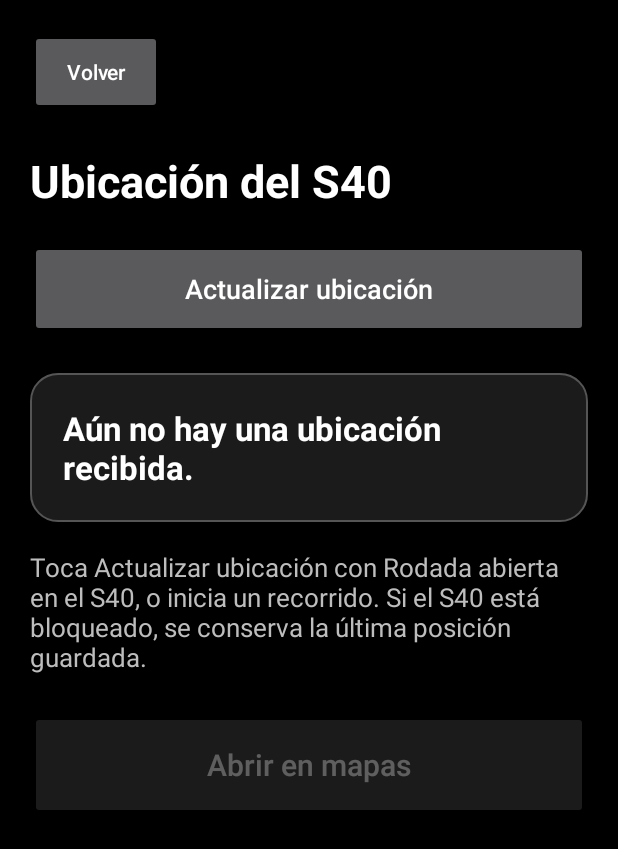
After one commit to KYNOVA-asd/Rodada-pedal, an Android app: the UbicacionActivity screen opened directly, with no data from a screen before it, on a phone screen of 412 x 824 dp. The commit adds this screen. Shown: the top 849 px of the screen. Run offline under Robolectric (Android 15) with nearby library versions, the phone set to English and light mode, and no system bars.

Commit message:
Mostrar ubicación del S40 en el Motorola

```diff
--- a/enlace/src/main/AndroidManifest.xml
+++ b/enlace/src/main/AndroidManifest.xml
@@ -39,6 +39,10 @@
             android:name=".AppsActivity"
             android:exported="false"
             android:label="@string/apps_title" />
+        <activity
+            android:name=".UbicacionActivity"
+            android:exported="false"
+            android:label="@string/location_title" />
         <service
             android:name=".AvisosService"
             android:exported="true"
--- a/enlace/src/main/java/com/rodada/companion/MainActivity.kt
+++ b/enlace/src/main/java/com/rodada/companion/MainActivity.kt
@@ -63,6 +63,9 @@ class MainActivity : Activity() {
         findViewById<Button>(R.id.find_s40).setOnClickListener {
             val enviado = EnlaceService.actual?.buscarS40() ?: false
             Toast.makeText(this, if (enviado) R.string.find_sent else R.string.find_no_link, Toast.LENGTH_SHORT).show()
+        }
+        findViewById<Button>(R.id.show_s40_location).setOnClickListener {
+            startActivity(Intent(this, UbicacionActivity::class.java))
         }
         findViewById<Button>(R.id.choose_apps).setOnClickListener {
             startActivity(Intent(this, AppsActivity::class.java))
--- /dev/null
+++ b/enlace/src/main/java/com/rodada/companion/UbicacionActivity.kt
@@ -0,0 +1,112 @@
+package com.rodada.companion
+
+import android.app.Activity
+import android.content.ActivityNotFoundException
+import android.content.Intent
+import android.net.Uri
+import android.os.Bundle
+import android.os.Handler
+import android.os.Looper
+import android.os.SystemClock
+import android.view.View
+import android.widget.Button
+import android.widget.TextView
+import android.widget.Toast
+import java.text.SimpleDateFormat
+import java.util.Date
+import java.util.Locale
+
+/** Muestra la última posición que el S40 entregó al Motorola por Bluetooth. */
+class UbicacionActivity : Activity() {
+    private val handler = Handler(Looper.getMainLooper())
+    private val refrescar = object : Runnable {
+        override fun run() {
+            mostrarPunto()
+            handler.postDelayed(this, 3_000L)
+        }
+    }
+    private var punto: UbicacionGuardada.Punto? = null
+    private var solicitudMs = 0L
+    private var horaAnteriorMs = 0L
+    private var sinSenal = false
+
+    override fun onCreate(savedInstanceState: Bundle?) {
+        super.onCreate(savedInstanceState)
+        setContentView(R.layout.activity_ubicacion)
+        findViewById<Button>(R.id.location_back).setOnClickListener { finish() }
+        findViewById<Button>(R.id.location_open_map).setOnClickListener { abrirMapa() }
+        findViewById<Button>(R.id.location_refresh).setOnClickListener { solicitar() }
+    }
+
+    override fun onResume() {
+        super.onResume()
+        refrescar.run()
+    }
+
+    override fun onPause() {
+        handler.removeCallbacks(refrescar)
+        super.onPause()
+    }
+
+    private fun mostrarPunto() {
+        punto = UbicacionGuardada.leer(this)
+        val actual = punto
+        if (solicitudMs != 0L && actual != null && actual.horaMs > horaAnteriorMs) {
+            solicitudMs = 0L
+            sinSenal = false
+        } else if (solicitudMs != 0L && SystemClock.elapsedRealtime() - solicitudMs > 35_000L) {
+            solicitudMs = 0L
+            sinSenal = true
+        }
+        val reciente = actual != null && EnlaceEstado.estado is EnlaceEstado.Estado.Conectado &&
+            System.currentTimeMillis() - actual.horaMs in 0..30_000L
+        findViewById<TextView>(R.id.location_status).setText(when {
+            solicitudMs != 0L -> R.string.location_searching
+            sinSenal -> R.string.location_timeout
+            actual == null -> R.string.location_empty
+            reciente -> R.string.location_live
+            else -> R.string.location_saved
+        })
+        findViewById<TextView>(R.id.location_coordinates).apply {
+            visibility = if (actual == null) View.GONE else View.VISIBLE
+            if (actual != null) text = getString(R.string.location_coordinates, actual.latitud, actual.longitud)
+        }
+        findViewById<TextView>(R.id.location_time).apply {
+            visibility = if (actual == null) View.GONE else View.VISIBLE
+            if (actual != null) {
+                val fecha = SimpleDateFormat("dd MMM yyyy · HH:mm", Locale("es", "MX"))
+                    .format(Date(actual.horaMs))
+                text = getString(R.string.location_time, fecha)
+            }
+        }
+        findViewById<TextView>(R.id.location_accuracy).apply {
+            visibility = if (actual == null) View.GONE else View.VISIBLE
+            if (actual != null) text = getString(R.string.location_accuracy, actual.precisionMetros.toInt())
+        }
+        findViewById<TextView>(R.id.location_hint).visibility = if (actual == null) View.VISIBLE else View.GONE
+        findViewById<Button>(R.id.location_open_map).isEnabled = actual != null
+        findViewById<Button>(R.id.location_refresh).isEnabled = solicitudMs == 0L
+    }
+
+    private fun solicitar() {
+        if (EnlaceService.actual?.solicitarUbicacion() != true) {
+            Toast.makeText(this, R.string.location_no_link, Toast.LENGTH_SHORT).show()
+            return
+        }
+        horaAnteriorMs = punto?.horaMs ?: 0L
+        sinSenal = false
+        solicitudMs = SystemClock.elapsedRealtime()
+        mostrarPunto()
+    }
+
+    private fun abrirMapa() {
+        val actual = punto ?: return
+        val coordenadas = "${actual.latitud},${actual.longitud}"
+        val uri = Uri.parse("geo:0,0?q=${Uri.encode("$coordenadas(S40)")}")
+        try {
+            startActivity(Intent(Intent.ACTION_VIEW, uri))
+        } catch (_: ActivityNotFoundException) {
+            Toast.makeText(this, R.string.location_no_map, Toast.LENGTH_SHORT).show()
+        }
+    }
+}
--- /dev/null
+++ b/enlace/src/main/res/drawable/location_card.xml
@@ -0,0 +1,6 @@
+<?xml version="1.0" encoding="utf-8"?>
+<shape xmlns:android="http://schemas.android.com/apk/res/android">
+    <solid android:color="#1B1B1B" />
+    <stroke android:width="1dp" android:color="#555555" />
+    <corners android:radius="18dp" />
+</shape>
--- a/enlace/src/main/res/layout/activity_main.xml
+++ b/enlace/src/main/res/layout/activity_main.xml
@@ -54,6 +54,15 @@
         android:textAllCaps="false"
         android:textSize="18sp" />
 
+    <Button
+        android:id="@+id/show_s40_location"
+        android:layout_width="match_parent"
+        android:layout_height="64dp"
+        android:layout_marginTop="12dp"
+        android:text="@string/show_s40_location"
+        android:textAllCaps="false"
+        android:textSize="18sp" />
+
     <TextView
         android:id="@+id/listener_state"
         android:layout_width="match_parent"
--- /dev/null
+++ b/enlace/src/main/res/layout/activity_ubicacion.xml
@@ -0,0 +1,99 @@
+<?xml version="1.0" encoding="utf-8"?>
+<ScrollView xmlns:android="http://schemas.android.com/apk/res/android"
+    android:layout_width="match_parent"
+    android:layout_height="match_parent"
+    android:background="#000000"
+    android:fillViewport="true">
+
+    <LinearLayout
+        android:layout_width="match_parent"
+        android:layout_height="wrap_content"
+        android:orientation="vertical"
+        android:padding="20dp">
+
+        <Button
+            android:id="@+id/location_back"
+            android:layout_width="wrap_content"
+            android:layout_height="56dp"
+            android:text="@string/location_back"
+            android:textAllCaps="false" />
+
+        <TextView
+            android:layout_width="match_parent"
+            android:layout_height="wrap_content"
+            android:layout_marginTop="24dp"
+            android:text="@string/location_title"
+            android:textColor="#FFFFFF"
+            android:textSize="30sp"
+            android:textStyle="bold" />
+
+        <Button
+            android:id="@+id/location_refresh"
+            android:layout_width="match_parent"
+            android:layout_height="64dp"
+            android:layout_marginTop="20dp"
+            android:text="@string/location_refresh"
+            android:textAllCaps="false"
+            android:textSize="18sp" />
+
+        <LinearLayout
+            android:layout_width="match_parent"
+            android:layout_height="wrap_content"
+            android:layout_marginTop="24dp"
+            android:background="@drawable/location_card"
+            android:orientation="vertical"
+            android:padding="22dp">
+
+            <TextView
+                android:id="@+id/location_status"
+                android:layout_width="match_parent"
+                android:layout_height="wrap_content"
+                android:textColor="#FFFFFF"
+                android:textSize="22sp"
+                android:textStyle="bold" />
+
+            <TextView
+                android:id="@+id/location_coordinates"
+                android:layout_width="match_parent"
+                android:layout_height="wrap_content"
+                android:layout_marginTop="18dp"
+                android:textColor="#FFFFFF"
+                android:textIsSelectable="true"
+                android:textSize="26sp" />
+
+            <TextView
+                android:id="@+id/location_time"
+                android:layout_width="match_parent"
+                android:layout_height="wrap_content"
+                android:layout_marginTop="18dp"
+                android:textColor="#CFCFCF"
+                android:textSize="18sp" />
+
+            <TextView
+                android:id="@+id/location_accuracy"
+                android:layout_width="match_parent"
+                android:layout_height="wrap_content"
+                android:layout_marginTop="8dp"
+                android:textColor="#CFCFCF"
+                android:textSize="18sp" />
+        </LinearLayout>
+
+        <TextView
+            android:id="@+id/location_hint"
+            android:layout_width="match_parent"
+            android:layout_height="wrap_content"
+            android:layout_marginTop="18dp"
+            android:text="@string/location_empty_hint"
+            android:textColor="#BDBDBD"
+            android:textSize="17sp" />
+
+        <Button
+            android:id="@+id/location_open_map"
+            android:layout_width="match_parent"
+            android:layout_height="72dp"
+            android:layout_marginTop="24dp"
+            android:text="@string/location_open_map"
+            android:textAllCaps="false"
+            android:textSize="20sp" />
+    </LinearLayout>
+</ScrollView>
--- a/enlace/src/main/res/values/strings.xml
+++ b/enlace/src/main/res/values/strings.xml
@@ -29,6 +29,22 @@
     <string name="read_title">Leer en voz alta el título</string>
     <string name="voice_notification">%1$s: %2$s</string>
     <string name="find_s40">Buscar S40 (que suene)</string>
+    <string name="show_s40_location">Ver ubicación del S40</string>
+    <string name="location_title">Ubicación del S40</string>
+    <string name="location_empty">Aún no hay una ubicación recibida.</string>
+    <string name="location_empty_hint">Toca Actualizar ubicación con Rodada abierta en el S40, o inicia un recorrido. Si el S40 está bloqueado, se conserva la última posición guardada.</string>
+    <string name="location_live">Ubicación reciente</string>
+    <string name="location_saved">Última ubicación recibida</string>
+    <string name="location_time">Registrada: %1$s</string>
+    <string name="location_accuracy">Precisión aproximada: %1$d m</string>
+    <string name="location_coordinates">%1$.5f, %2$.5f</string>
+    <string name="location_open_map">Abrir en mapas</string>
+    <string name="location_no_map">No hay una app de mapas disponible.</string>
+    <string name="location_back">Volver</string>
+    <string name="location_refresh">Actualizar ubicación</string>
+    <string name="location_searching">Buscando GPS del S40…</string>
+    <string name="location_timeout">Sin nueva señal GPS. Prueba al aire libre.</string>
+    <string name="location_no_link">Conecta el S40 por Bluetooth para actualizar.</string>
     <string name="probe_audio">Enviar audio al S40</string>
     <string name="bridge_title">Audio hacia el S40</string>
     <string name="bridge_waiting">Esperando al S40; toca el icono de audio en Rodada.</string>
```
